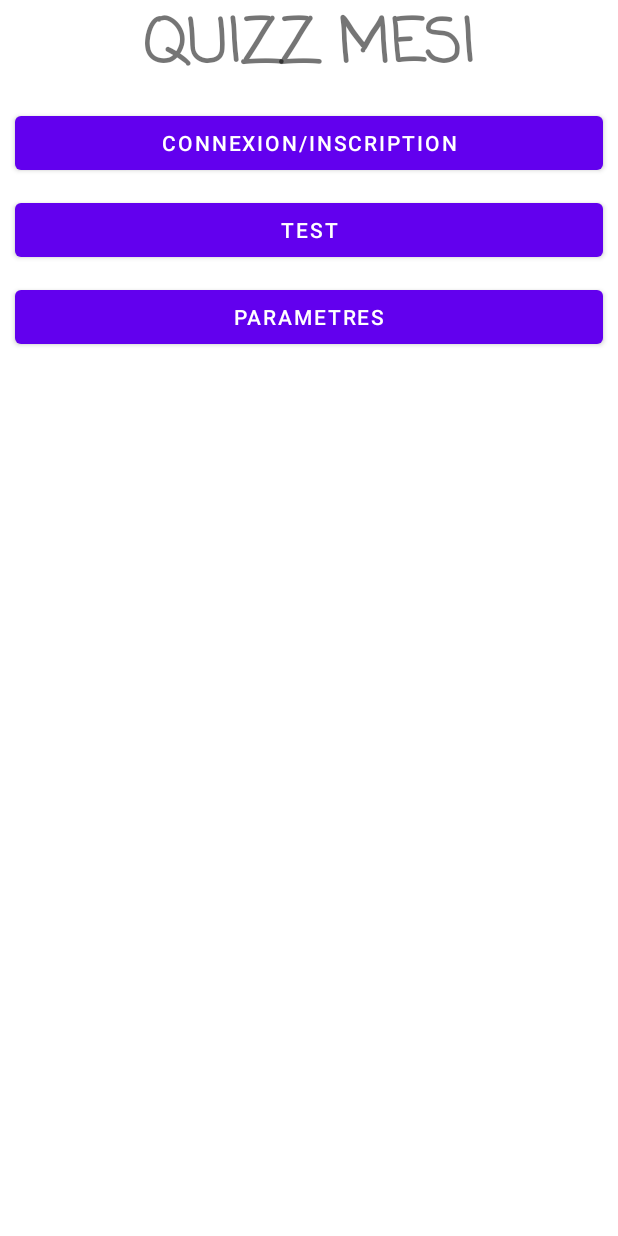
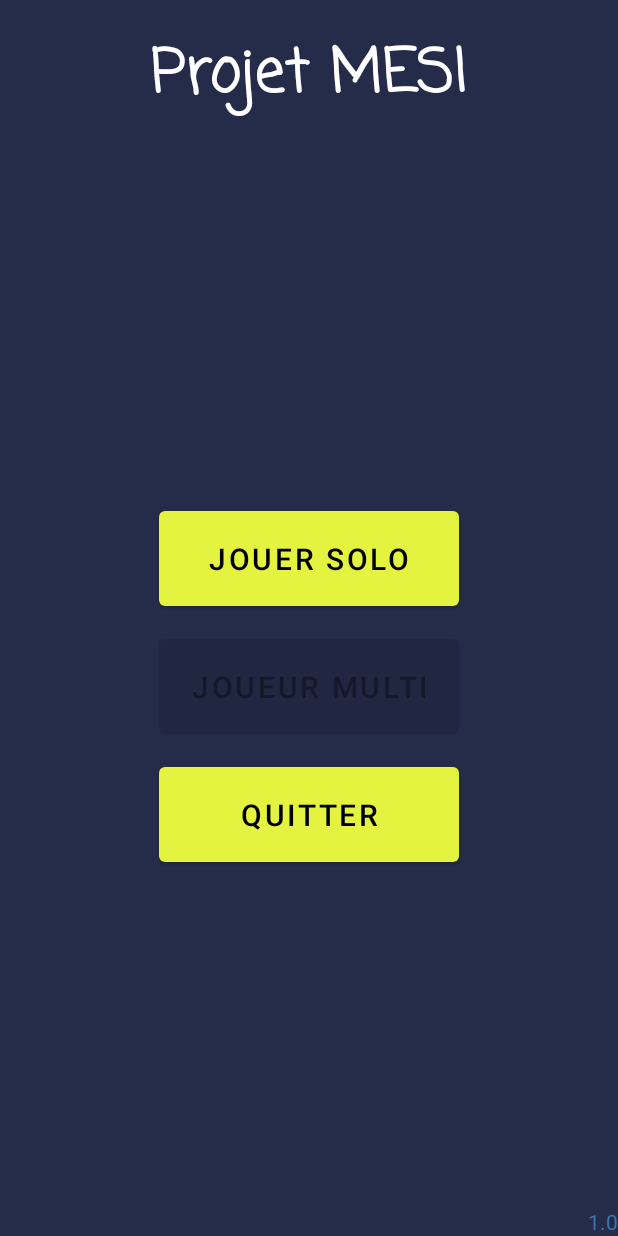
Before and after one commit to C-DEV-QUIZZ/Mobile, an Android app: the MainActivity screen opened directly, with no data from a screen before it, on a phone screen of 412 x 824 dp. Run offline under Robolectric (Android 15) with nearby library versions, the phone set to English and light mode, and no system bars.

Commit message:
Update et creation ecran accueil

```diff
--- a/app/src/main/java/com/rage/quizzmesiapps/MainActivity.java
+++ b/app/src/main/java/com/rage/quizzmesiapps/MainActivity.java
@@ -2,7 +2,12 @@ package com.rage.quizzmesiapps;
 
 import androidx.appcompat.app.AppCompatActivity;
 
+
 import android.os.Bundle;
+
+import android.widget.TextView;
+
+import static android.os.Build.*;
 
 public class MainActivity extends AppCompatActivity {
 
@@ -12,6 +17,8 @@ public class MainActivity extends AppCompatActivity {
         setContentView(R.layout.activity_main);
         // cache la action bar
         getSupportActionBar().hide();
+        TextView version =   findViewById(R.id.txtVersion);
+        version.setText(BuildConfig.VERSION_NAME);
     }
 
 
--- a/app/src/main/res/layout/activity_main.xml
+++ b/app/src/main/res/layout/activity_main.xml
@@ -2,6 +2,7 @@
 <androidx.constraintlayout.widget.ConstraintLayout xmlns:android="http://schemas.android.com/apk/res/android"
         xmlns:tools="http://schemas.android.com/tools"
         xmlns:app="http://schemas.android.com/apk/res-auto"
+        android:background="@color/purple"
         android:layout_width="match_parent"
         android:layout_height="match_parent"
         tools:context=".MainActivity">
@@ -9,39 +10,88 @@
     <TextView
             android:layout_width="wrap_content"
             android:layout_height="wrap_content"
-            android:text="QUIZZ MESI"
+            android:text="Projet MESI"
             android:textSize="40dp"
             android:textStyle="bold"
+            android:paddingTop="20dp"
+            android:textColor="@color/white"
             android:fontFamily="casual"
             app:layout_constraintLeft_toLeftOf="parent"
             app:layout_constraintRight_toRightOf="parent"
             app:layout_constraintTop_toTopOf="parent"
             android:id="@+id/tv_titleApps" />
 
+<!--    <Button-->
+<!--            android:text="JOUER SOLO"-->
+<!--            android:layout_width="match_parent"-->
+<!--            android:layout_height="wrap_content"-->
+<!--            android:layout_margin="10dp"-->
+<!--            android:id="@+id/btn_connexion"-->
+<!--            app:layout_constraintTop_toBottomOf="@id/tv_titleApps"-->
+<!--            app:layout_constraintLeft_toLeftOf="parent"-->
+<!--            app:layout_constraintRight_toRightOf="parent" />-->
+
+<!--    <Button-->
+<!--            android:text="JOUEUR MULTI"-->
+<!--            android:layout_width="match_parent"-->
+<!--            android:layout_height="wrap_content"-->
+<!--            android:layout_margin="10dp"-->
+<!--            android:id="@+id/btn_Test"-->
+<!--            app:layout_constraintTop_toBottomOf="@id/btn_connexion"-->
+<!--            app:layout_constraintLeft_toLeftOf="parent"-->
+<!--            app:layout_constraintRight_toRightOf="parent" />-->
+<!--    <Button-->
+<!--            android:text="QUITTER"-->
+<!--            android:layout_width="match_parent"-->
+<!--            android:layout_height="wrap_content"-->
+<!--            android:layout_margin="10dp"-->
+<!--            android:id="@+id/btn_Parametres"-->
+<!--            app:layout_constraintTop_toBottomOf="@id/btn_Test"-->
+<!--            app:layout_constraintLeft_toLeftOf="parent"-->
+<!--            app:layout_constraintRight_toRightOf="parent" />-->
+
+    <androidx.constraintlayout.widget.ConstraintLayout
+            android:layout_width="wrap_content"
+            android:layout_height="wrap_content"
+            app:layout_constraintLeft_toLeftOf="parent"
+            app:layout_constraintRight_toRightOf="parent"
+            app:layout_constraintTop_toBottomOf="@id/tv_titleApps"
+            app:layout_constraintBottom_toBottomOf="parent">
+
             <Button
-            android:text="Connexion/Inscription"
+                    android:text="JOUER SOLO"
+                    android:textSize="20dp"
                     android:layout_width="match_parent"
                     android:layout_height="wrap_content"
+                    android:minWidth="200dp"
+                    android:minHeight="75dp"
                     android:layout_margin="10dp"
                     android:id="@+id/btn_connexion"
-            app:layout_constraintTop_toBottomOf="@id/tv_titleApps"
+                    app:layout_constraintTop_toTopOf="parent"
                     app:layout_constraintLeft_toLeftOf="parent"
                     app:layout_constraintRight_toRightOf="parent" />
 
             <Button
-            android:text="Test"
+                    android:text="JOUEUR MULTI"
                     android:layout_width="match_parent"
                     android:layout_height="wrap_content"
                     android:layout_margin="10dp"
+                    android:textSize="20dp"
+                    android:minWidth="200dp"
+                    android:minHeight="75dp"
                     android:id="@+id/btn_Test"
+                    android:enabled="false"
                     app:layout_constraintTop_toBottomOf="@id/btn_connexion"
                     app:layout_constraintLeft_toLeftOf="parent"
                     app:layout_constraintRight_toRightOf="parent" />
             <Button
-            android:text="Parametres"
+                    android:text="QUITTER"
                     android:layout_width="match_parent"
                     android:layout_height="wrap_content"
+                    android:minWidth="200dp"
                     android:layout_margin="10dp"
+                    android:textSize="20dp"
+                    android:minHeight="75dp"
                     android:id="@+id/btn_Parametres"
                     app:layout_constraintTop_toBottomOf="@id/btn_Test"
                     app:layout_constraintLeft_toLeftOf="parent"
@@ -49,3 +99,15 @@
 
 
     </androidx.constraintlayout.widget.ConstraintLayout>
+
+    <TextView
+            android:text="0.0.0000.0000"
+            android:layout_width="wrap_content"
+            android:layout_height="wrap_content"
+            android:textColor="@color/info"
+            app:layout_constraintBottom_toBottomOf="parent"
+            app:layout_constraintRight_toRightOf="parent"
+            android:id="@+id/txtVersion" />
+
+
+</androidx.constraintlayout.widget.ConstraintLayout>
--- a/app/src/main/res/values-night/themes.xml
+++ b/app/src/main/res/values-night/themes.xml
@@ -2,7 +2,7 @@
     <!-- Base application theme. -->
     <style name="Theme.QuizzMESIApps" parent="Theme.MaterialComponents.DayNight.DarkActionBar">
         <!-- Primary brand color. -->
-        <item name="colorPrimary">@color/purple_200</item>
+        <item name="colorPrimary">@color/button</item>
         <item name="colorPrimaryVariant">@color/purple_700</item>
         <item name="colorOnPrimary">@color/black</item>
         <!-- Secondary brand color. -->
--- a/app/src/main/res/values/colors.xml
+++ b/app/src/main/res/values/colors.xml
@@ -1,10 +1,12 @@
 <?xml version="1.0" encoding="utf-8"?>
 <resources>
-    <color name="purple_200">#FFBB86FC</color>
+    <color name="purple">#252C4A</color>
     <color name="purple_500">#FF6200EE</color>
     <color name="purple_700">#FF3700B3</color>
+    <color name="button">#E4F33F</color>
     <color name="teal_200">#FF03DAC5</color>
     <color name="teal_700">#FF018786</color>
     <color name="black">#FF000000</color>
     <color name="white">#FFFFFFFF</color>
+    <color name="info">#FF3C77AA</color>
 </resources>
--- a/app/src/main/res/values/themes.xml
+++ b/app/src/main/res/values/themes.xml
@@ -2,9 +2,9 @@
     <!-- Base application theme. -->
     <style name="Theme.QuizzMESIApps" parent="Theme.MaterialComponents.DayNight.DarkActionBar">
         <!-- Primary brand color. -->
-        <item name="colorPrimary">@color/purple_500</item>
+        <item name="colorPrimary">@color/button</item>
         <item name="colorPrimaryVariant">@color/purple_700</item>
-        <item name="colorOnPrimary">@color/white</item>
+        <item name="colorOnPrimary">@color/black</item>
         <!-- Secondary brand color. -->
         <item name="colorSecondary">@color/teal_200</item>
         <item name="colorSecondaryVariant">@color/teal_700</item>
```
Lines whose indentation alone changed are shown as unchanged.
